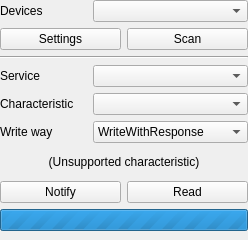
Above: src/toolsui/SAKBleCentralToolUi.ui from x-tools-author/x-tools before the change. Below: the same form after it.
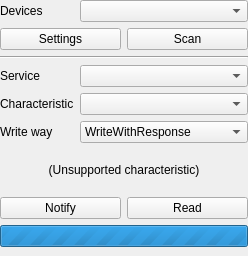
That is the form after the change. Custom widgets are drawn as their Qt base class.

Diff of the .ui file:
```diff
--- a/src/toolsui/SAKBleCentralToolUi.ui
+++ b/src/toolsui/SAKBleCentralToolUi.ui
@@ -7,7 +7,7 @@
     <x>0</x>
     <y>0</y>
     <width>248</width>
-    <height>240</height>
+    <height>256</height>
    </rect>
   </property>
   <property name="windowTitle">
@@ -28,6 +28,12 @@
    </property>
    <item row="3" column="0">
     <widget class="QLabel" name="label_2">
+     <property name="sizePolicy">
+      <sizepolicy hsizetype="Fixed" vsizetype="Preferred">
+       <horstretch>0</horstretch>
+       <verstretch>0</verstretch>
+      </sizepolicy>
+     </property>
      <property name="text">
       <string>Service</string>
      </property>
@@ -35,6 +41,12 @@
    </item>
    <item row="0" column="0">
     <widget class="QLabel" name="label">
+     <property name="sizePolicy">
+      <sizepolicy hsizetype="Fixed" vsizetype="Preferred">
+       <horstretch>0</horstretch>
+       <verstretch>0</verstretch>
+      </sizepolicy>
+     </property>
      <property name="text">
       <string>Devices</string>
      </property>
@@ -42,6 +54,12 @@
    </item>
    <item row="5" column="0">
     <widget class="QLabel" name="labelWriteWay">
+     <property name="sizePolicy">
+      <sizepolicy hsizetype="Fixed" vsizetype="Preferred">
+       <horstretch>0</horstretch>
+       <verstretch>0</verstretch>
+      </sizepolicy>
+     </property>
      <property name="text">
       <string>Write way</string>
      </property>
@@ -114,6 +132,12 @@
    </item>
    <item row="4" column="0">
     <widget class="QLabel" name="label_3">
+     <property name="sizePolicy">
+      <sizepolicy hsizetype="Fixed" vsizetype="Preferred">
+       <horstretch>0</horstretch>
+       <verstretch>0</verstretch>
+      </sizepolicy>
+     </property>
      <property name="text">
       <string>Characteristic</string>
      </property>
```
